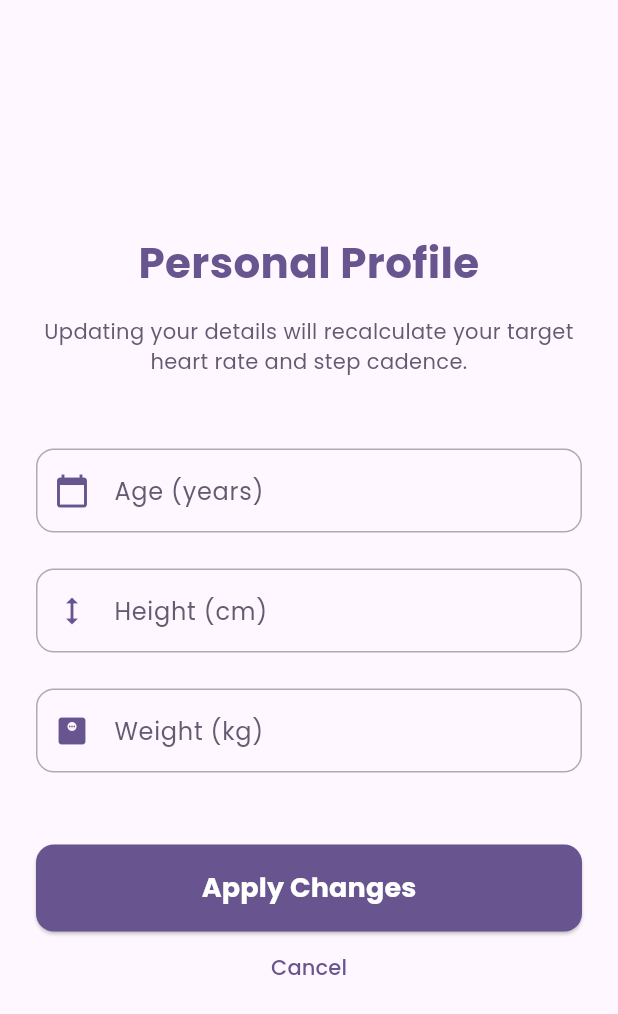
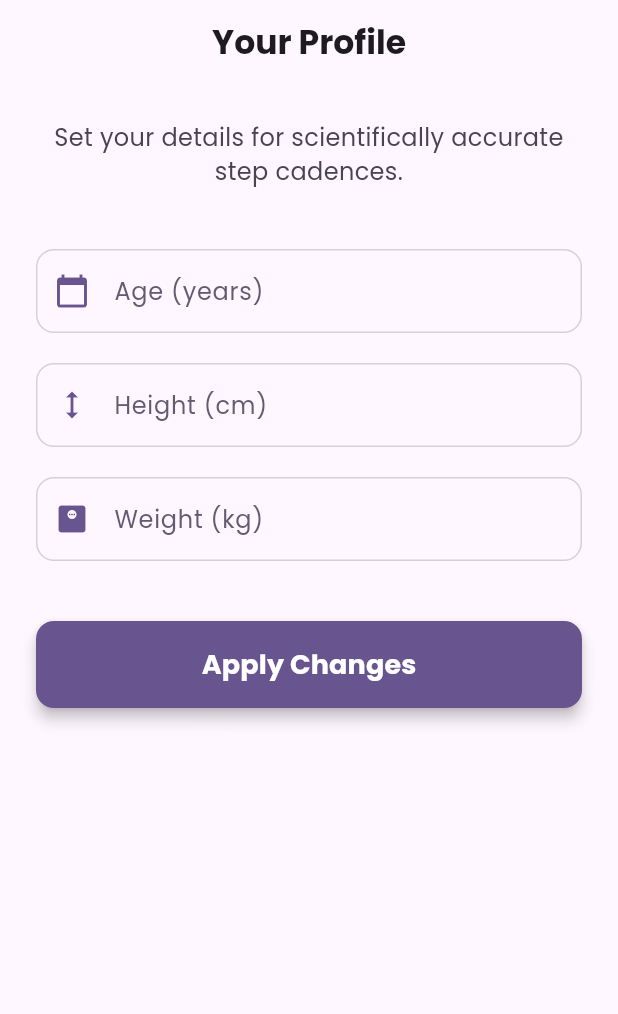
Before and after one commit to hatdoc/StepWithMe, a Flutter app: the screen it shows after launch, on a phone screen of 412 x 824 dp. Shown: the top 1014 px of the screen. Run offline on Flutter 3.47's test engine with Material 3 defaults, Android fonts, the phone set to English and light mode, and no system bars; our stand-ins replace audioplayers, flutter_riverpod, google_fonts, shared_preferences, sleek_circular_slider.

Commit message:
Refactor state management to app_state.dart and fix info update issues

```diff
--- a/lib/user_info_page.dart
+++ b/lib/user_info_page.dart
@@ -1,7 +1,7 @@
 import 'package:flutter/material.dart';
 import 'package:flutter_riverpod/flutter_riverpod.dart';
 import 'package:google_fonts/google_fonts.dart';
-import 'package:myapp/main.dart';
+import 'package:myapp/app_state.dart';
 
 class UserInfoPage extends ConsumerStatefulWidget {
   const UserInfoPage({super.key});
@@ -36,15 +36,31 @@ class _UserInfoPageState extends ConsumerState<UserInfoPage> {
   }
 
   Future<void> _saveUserInfo() async {
+    final messenger = ScaffoldMessenger.of(context);
+
     // Save via the StateService to trigger immediate UI updates
-    await ref.read(stateServiceProvider.notifier).updateUserInfo(
+    final success = await ref.read(stateServiceProvider.notifier).updateUserInfo(
       height: _heightController.text,
       weight: _weightController.text,
       age: _ageController.text,
     );
 
+    if (!success) {
+      messenger.showSnackBar(
+        const SnackBar(
+          content: Text('Please enter valid numeric values.'),
+          backgroundColor: Colors.redAccent,
+        ),
+      );
+      return;
+    }
+
     if (mounted) {
+      if (Navigator.of(context).canPop()) {
+        Navigator.of(context).pop();
+      } else {
         Navigator.of(context).pushReplacementNamed('/home');
+      }
     }
   }
 
@@ -52,74 +68,70 @@ class _UserInfoPageState extends ConsumerState<UserInfoPage> {
   Widget build(BuildContext context) {
     final theme = Theme.of(context);
     return Scaffold(
-      body: Center(
-        child: SingleChildScrollView(
+      backgroundColor: theme.colorScheme.surface,
+      appBar: AppBar(
+        title: Text('Your Profile', style: GoogleFonts.poppins(fontWeight: FontWeight.bold)),
+        centerTitle: true,
+        backgroundColor: Colors.transparent,
+        elevation: 0,
+      ),
+      body: SingleChildScrollView(
         padding: const EdgeInsets.all(24.0),
         child: Column(
-            mainAxisAlignment: MainAxisAlignment.center,
           crossAxisAlignment: CrossAxisAlignment.stretch,
           children: [
             Text(
-                'Personal Profile',
+              'Set your details for scientifically accurate step cadences.',
               textAlign: TextAlign.center,
               style: GoogleFonts.poppins(
-                  fontSize: 28,
-                  fontWeight: FontWeight.bold,
-                  color: theme.colorScheme.primary,
+                fontSize: 16,
+                color: theme.colorScheme.onSurfaceVariant,
               ),
             ),
-              const SizedBox(height: 16),
-              Text(
-                'Updating your details will recalculate your target heart rate and step cadence.',
-                textAlign: TextAlign.center,
-                style: GoogleFonts.poppins(
-                  fontSize: 14,
-                  color: theme.colorScheme.secondary,
-                ),
-              ),
-              const SizedBox(height: 48),
+            const SizedBox(height: 40),
             _buildTextField(
               controller: _ageController,
               labelText: 'Age (years)',
               icon: Icons.calendar_today,
+              hint: 'e.g. 30',
             ),
-              const SizedBox(height: 24),
+            const SizedBox(height: 20),
             _buildTextField(
               controller: _heightController,
               labelText: 'Height (cm)',
               icon: Icons.height,
+              hint: 'e.g. 174',
             ),
-              const SizedBox(height: 24),
+            const SizedBox(height: 20),
             _buildTextField(
               controller: _weightController,
               labelText: 'Weight (kg)',
               icon: Icons.monitor_weight,
+              hint: 'e.g. 80',
             ),
-              const SizedBox(height: 48),
+            const SizedBox(height: 40),
             ElevatedButton(
               onPressed: _saveUserInfo,
               style: ElevatedButton.styleFrom(
                 padding: const EdgeInsets.symmetric(vertical: 16),
+                backgroundColor: theme.colorScheme.primary,
+                foregroundColor: theme.colorScheme.onPrimary,
                 shape: RoundedRectangleBorder(
                   borderRadius: BorderRadius.circular(12),
                 ),
-                  backgroundColor: theme.colorScheme.primary,
+                elevation: 4,
               ),
               child: Text(
                 'Apply Changes',
-                  style: GoogleFonts.poppins(
-                    fontSize: 18,
-                    fontWeight: FontWeight.bold,
-                    color: theme.colorScheme.onPrimary,
+                style: GoogleFonts.poppins(fontSize: 18, fontWeight: FontWeight.bold),
               ),
             ),
-              ),
+            if (Navigator.of(context).canPop())
               TextButton(
                 onPressed: () => Navigator.of(context).pop(),
                 child: const Text('Cancel'),
               ),
           ],
-          ),
         ),
       ),
     );
@@ -129,22 +141,21 @@ class _UserInfoPageState extends ConsumerState<UserInfoPage> {
     required TextEditingController controller,
     required String labelText,
     required IconData icon,
+    String? hint,
   }) {
     final theme = Theme.of(context);
     return TextField(
       controller: controller,
       decoration: InputDecoration(
         labelText: labelText,
+        hintText: hint,
         prefixIcon: Icon(icon, color: theme.colorScheme.primary),
         border: OutlineInputBorder(
           borderRadius: BorderRadius.circular(12),
-          borderSide: BorderSide(color: theme.colorScheme.primary),
         ),
         enabledBorder: OutlineInputBorder(
           borderRadius: BorderRadius.circular(12),
-          borderSide: BorderSide(
-            color: theme.colorScheme.secondary.withOpacity(0.5),
-          ),
+          borderSide: BorderSide(color: theme.colorScheme.outline.withOpacity(0.3)),
         ),
         focusedBorder: OutlineInputBorder(
           borderRadius: BorderRadius.circular(12),
@@ -152,7 +163,7 @@ class _UserInfoPageState extends ConsumerState<UserInfoPage> {
         ),
         labelStyle: GoogleFonts.poppins(color: theme.colorScheme.secondary),
       ),
-      keyboardType: TextInputType.number,
+      keyboardType: const TextInputType.numberWithOptions(decimal: true),
       style: GoogleFonts.poppins(color: theme.colorScheme.onSurface),
     );
   }
```
Also changed, not shown: lib/app_state.dart (added, +176 -0 lines), lib/main.dart (+26 -193 lines). Lines whose indentation alone changed are shown as unchanged.
